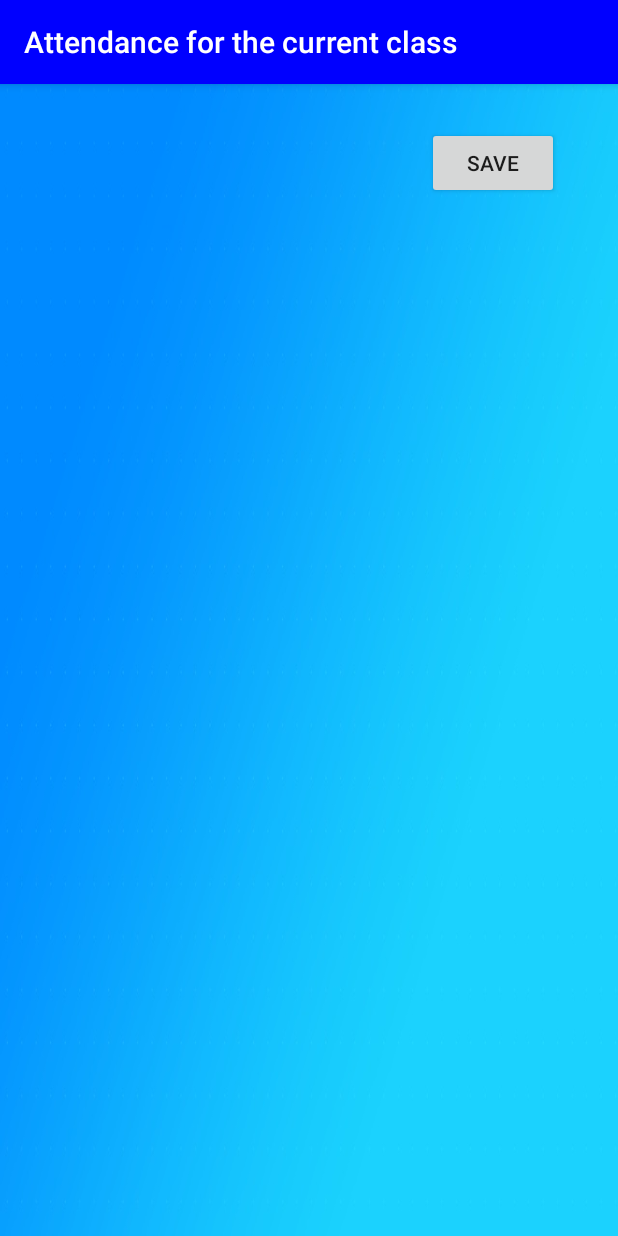
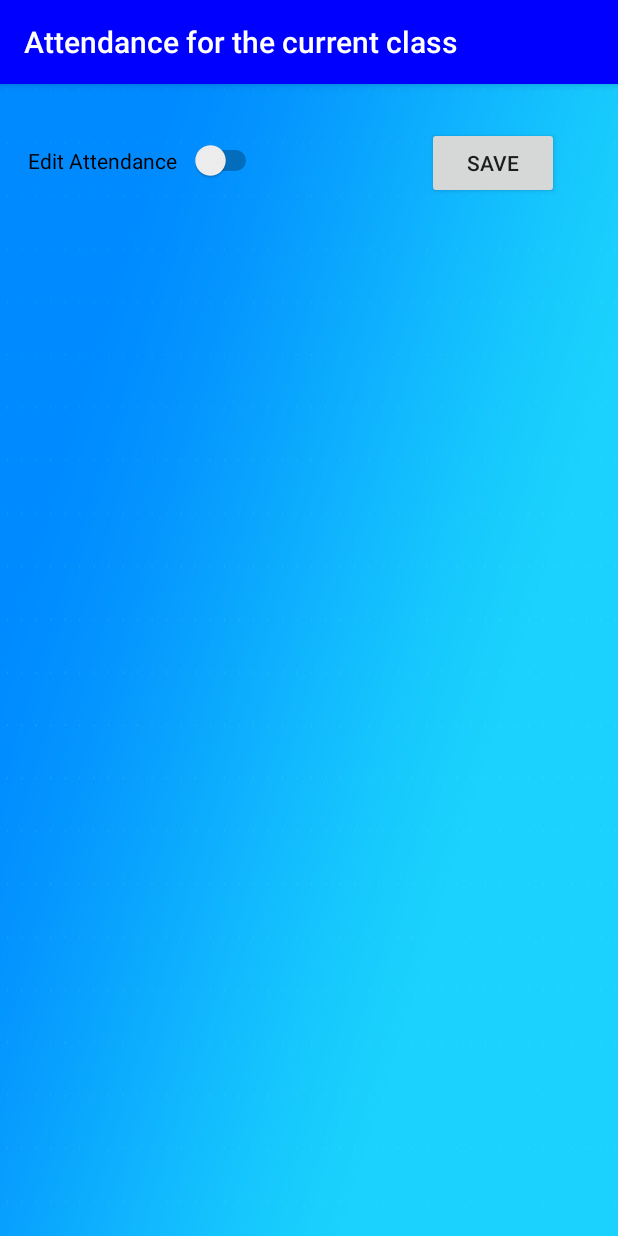
Before and after one commit to LogaN210101/Attendance-Manager, an Android app: the Teachermain2 screen opened directly, with no data from a screen before it, on a phone screen of 412 x 824 dp. Run offline under Robolectric (Android 15) with nearby library versions, the light colour scheme and no system bars; our stand-ins replace CircleImageView, Firebase (no records; nobody signed in at launch, a user with empty details on screens opened directly); pictures from the network do not load; 4 statements that could not run were skipped.

Commit message:
Added edit attendance option. Customised certained things.

```diff
--- a/app/src/main/java/com/example/attendancemanager/MainActivity.java
+++ b/app/src/main/java/com/example/attendancemanager/MainActivity.java
@@ -43,7 +43,6 @@ public class MainActivity extends AppCompatActivity implements View.OnClickListe
     String useremail,userpassword;
     ProgressDialog pd;
     TextView tvreg;
-    int fl=0;
     static String ty="";
     CheckInternet checkInternet;
     private DatabaseReference db;
@@ -76,7 +75,7 @@ public class MainActivity extends AppCompatActivity implements View.OnClickListe
                     });
             AlertDialog a1 = alt.create();
             a1.show();
-            set.edit().putBoolean("firsttime",false).commit();
+            set.edit().putBoolean("firsttime",false).apply();
         }
 
         checkInternet=new CheckInternet();
--- a/app/src/main/java/com/example/attendancemanager/StudentPage.java
+++ b/app/src/main/java/com/example/attendancemanager/StudentPage.java
@@ -348,7 +348,7 @@ TextView details;
                 AlertDialog.Builder alt = new AlertDialog.Builder(this);
                 alt.setTitle("Readme")
                         .setCancelable(false)
-                        .setMessage("Thank You for Installing Attendance Manager. If you are a new user, at first register yourself. After successful registration, you will receive a mail in your registered email id. Verify the email id from the link given in the mail. After verification, sign in using your email id and password. Teachers can give attendance and view attendance of any particular section at a time. Students need to be very careful while registering their subjects for that semester in the beginning. If you do not have any data for a particular field, do fill it with a \"NA\"  Students have got option to change their subjects after semester, which will reset the last attendances. In case of any abnormal behaviour of the android application or feedback, please contact the developers. Your participation in further developing this app is highly appreciated.\n" +
+                        .setMessage("Thank You for Installing Attendance Manager. Teachers can give attendance and view attendance of any particular section at a time. Students need to be very careful while registering their subjects for that semester in the beginning. If you do not have any data for a particular field, do fill it with a \"NA\"  Students have got option to change their subjects after semester, which will reset the last attendances.They can add or remove current subjects without affecting the attendance. Please note,if you change your department or college or section then you need to add subjects once more for the current class. In case of any abnormal behaviour of the android application or feedback, please contact the developers. Your participation in further developing this app is highly appreciated.\n" +
                                 "Thank you,\n" +
                                 "Team Developers")
                         .setPositiveButton("OK", new DialogInterface.OnClickListener() {
--- a/app/src/main/res/layout-land/activity_student_page.xml
+++ b/app/src/main/res/layout-land/activity_student_page.xml
@@ -38,6 +38,8 @@
         android:layout_marginTop="16dp"
         app:civ_border_color="#000C61"
         app:civ_border_width="2dp"
+        app:layout_constraintEnd_toEndOf="parent"
+        app:layout_constraintHorizontal_bias="0.0"
         app:layout_constraintStart_toEndOf="@+id/textView10"
         app:layout_constraintTop_toTopOf="parent"
         app:srcCompat="@drawable/defaultpic" />
--- a/app/src/main/res/layout-land/activity_teachermain2.xml
+++ b/app/src/main/res/layout-land/activity_teachermain2.xml
@@ -9,6 +9,7 @@
     tools:layout_editor_absoluteY="73dp">
 
     <ScrollView
+        android:id="@+id/scrollView3"
         android:layout_width="match_parent"
         android:layout_height="match_parent"
         android:layout_marginStart="5dp"
@@ -21,11 +22,7 @@
         app:layout_constraintStart_toStartOf="parent"
         app:layout_constraintTop_toTopOf="parent"
         app:layout_constraintVertical_bias="0.0">
-        android:layout_width="match_parent"
-        android:layout_height="match_parent"
-        android:layout_marginTop="150dp"
-        android:orientation="vertical"
-        android:layout_marginHorizontal="50dp"
+
 
         <TableLayout
             android:id="@+id/table"
@@ -35,6 +32,20 @@
 
 
     </ScrollView>
+
+    <Switch
+        android:id="@+id/editbtn"
+        android:layout_width="146dp"
+        android:layout_height="29dp"
+        android:layout_marginStart="16dp"
+        android:layout_marginTop="28dp"
+        android:text="Edit Attendance"
+        app:layout_constraintBottom_toTopOf="@+id/scrollView3"
+        app:layout_constraintEnd_toStartOf="@+id/button"
+        app:layout_constraintHorizontal_bias="0.036"
+        app:layout_constraintStart_toStartOf="parent"
+        app:layout_constraintTop_toTopOf="parent"
+        app:layout_constraintVertical_bias="0.0" />
 
     <Button
         android:id="@+id/button"
--- a/app/src/main/res/layout/activity_main.xml
+++ b/app/src/main/res/layout/activity_main.xml
@@ -88,6 +88,7 @@
             android:hint="Enter Email"
             android:inputType="textEmailAddress"
             android:paddingStart="8dp"
+            android:paddingEnd="5dp"
             android:singleLine="true" />
     </com.google.android.material.textfield.TextInputLayout>
 
--- a/app/src/main/res/layout/activity_teachermain2.xml
+++ b/app/src/main/res/layout/activity_teachermain2.xml
@@ -8,6 +8,7 @@
     tools:context=".Teachermain2">
 
     <ScrollView
+        android:id="@+id/scrollView3"
         android:layout_width="368dp"
         android:layout_height="477dp"
         android:layout_marginStart="20dp"
@@ -18,11 +19,7 @@
         app:layout_constraintStart_toStartOf="parent"
         app:layout_constraintTop_toTopOf="parent"
         app:layout_constraintVertical_bias="0.0">
-        android:layout_width="match_parent"
-        android:layout_height="match_parent"
-        android:layout_marginTop="150dp"
-        android:orientation="vertical"
-        android:layout_marginHorizontal="50dp"
+
 
         <TableLayout
             android:id="@+id/table"
@@ -46,4 +43,18 @@
         app:layout_constraintStart_toStartOf="parent"
         app:layout_constraintTop_toTopOf="parent"
         app:layout_constraintVertical_bias="0.005" />
+
+    <Switch
+        android:id="@+id/editbtn"
+        android:layout_width="156dp"
+        android:layout_height="30dp"
+        android:layout_marginStart="16dp"
+        android:layout_marginTop="36dp"
+        android:text="Edit Attendance"
+        app:layout_constraintBottom_toTopOf="@+id/scrollView3"
+        app:layout_constraintEnd_toStartOf="@+id/button"
+        app:layout_constraintHorizontal_bias="0.026"
+        app:layout_constraintStart_toStartOf="parent"
+        app:layout_constraintTop_toTopOf="parent"
+        app:layout_constraintVertical_bias="0.0" />
 </androidx.constraintlayout.widget.ConstraintLayout>
```
Also changed, not shown: app/src/main/java/com/example/attendancemanager/Teachermain2.java (+44 -9 lines).
